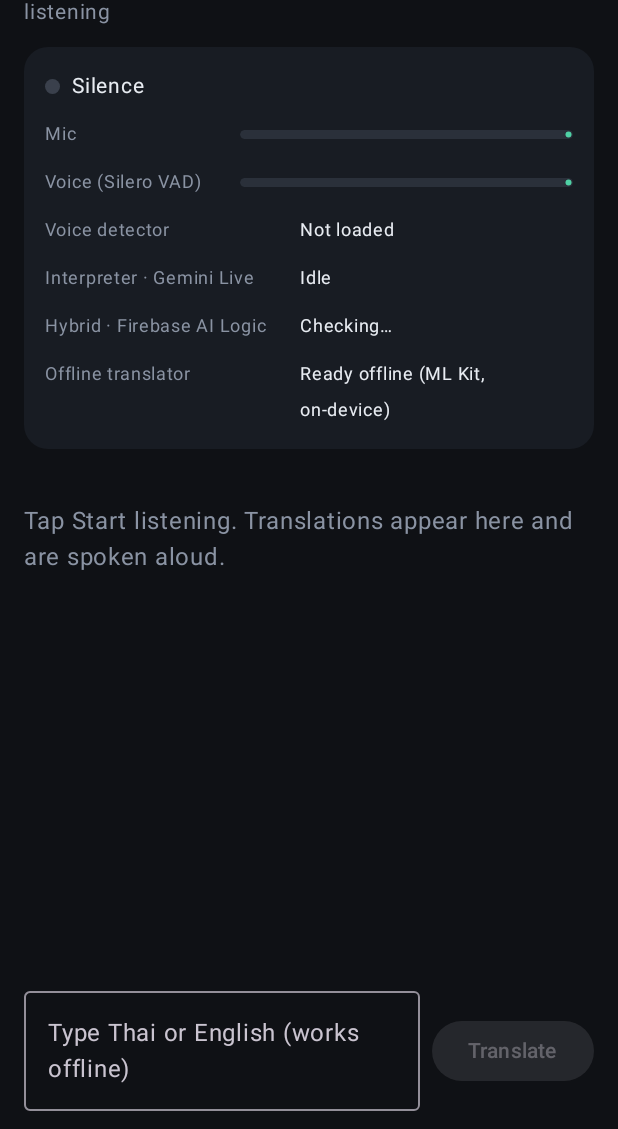
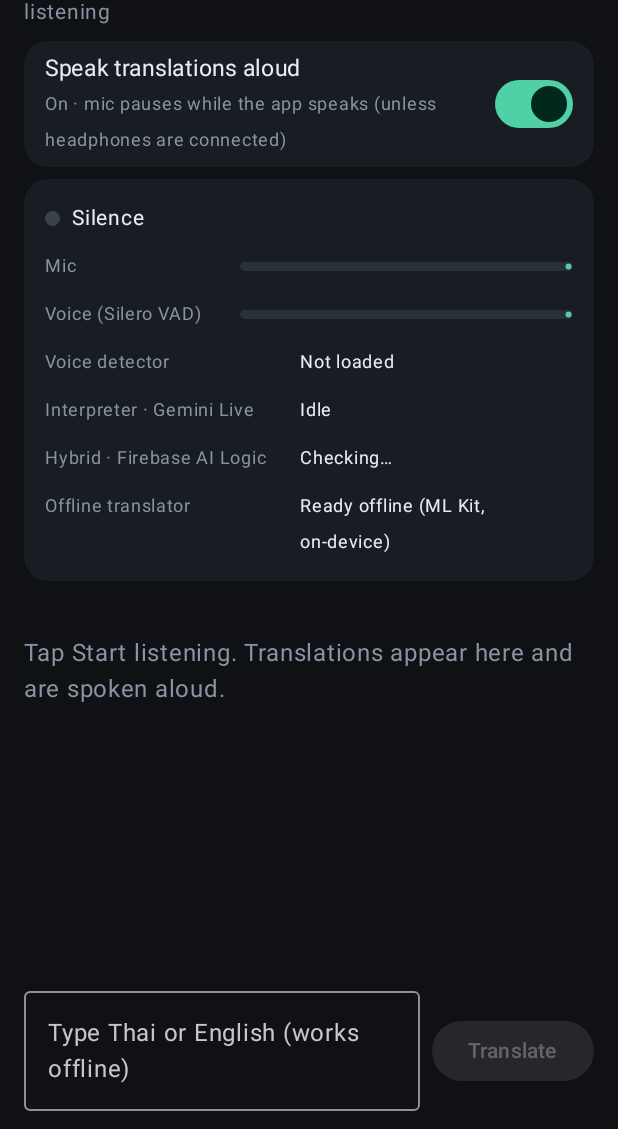
Before and after one commit to agkomyint/lingualocal, an Android app built with Jetpack Compose: the screen it shows after launch (MainActivity), on a phone screen of 412 x 824 dp, the part 107-1236 px from its top. Run offline under Robolectric (Android 15) with nearby library versions, the phone set to English and light mode, and no system bars; libraries missing offline, so code that uses them is left out: com.google.mlkit.common, com.google.mlkit.nl; 4 statements that could not run were skipped.

Commit message:
Add 'Speak translations' switch, caption timestamps, pipeline debug logging
With speech off the app shows text only and the echo guard never pauses the mic.

Co-Authored-By: Claude Opus 5.5 <noreply@anthropic.com>

```diff
--- a/app/src/main/java/com/example/lingualocal/AppState.kt
+++ b/app/src/main/java/com/example/lingualocal/AppState.kt
@@ -6,6 +6,8 @@ import java.util.concurrent.atomic.AtomicLong
 
 data class Caption(
     val id: Long,
+    /** Wall-clock time the speech started (System.currentTimeMillis). */
+    val time: Long = System.currentTimeMillis(),
     val heard: String = "",
     val translation: String = "",
     val done: Boolean = false,
@@ -26,6 +28,9 @@ object AppState {
     val speechActive = MutableStateFlow(false)
     val echoGuard = MutableStateFlow(false)
 
+    /** Speak translations out loud. Off = text only, and the mic never pauses for our own voice. */
+    val speakAloud = MutableStateFlow(true)
+
     val captions = MutableStateFlow<List<Caption>>(emptyList())
     private val nextId = AtomicLong(1)
 
--- a/app/src/main/java/com/example/lingualocal/LinguaApp.kt
+++ b/app/src/main/java/com/example/lingualocal/LinguaApp.kt
@@ -5,11 +5,24 @@ import com.google.firebase.Firebase
 import com.google.firebase.appcheck.appCheck
 import com.google.firebase.appcheck.debug.DebugAppCheckProviderFactory
 import com.google.firebase.initialize
+import kotlinx.coroutines.CoroutineScope
+import kotlinx.coroutines.Dispatchers
+import kotlinx.coroutines.SupervisorJob
+import kotlinx.coroutines.flow.drop
+import kotlinx.coroutines.launch
 
 class LinguaApp : Application() {
     override fun onCreate() {
         super.onCreate()
         Firebase.initialize(this)
+
+        // Remember the "Speak translations" switch between launches.
+        val prefs = getSharedPreferences("settings", MODE_PRIVATE)
+        AppState.speakAloud.value = prefs.getBoolean(KEY_SPEAK, true)
+        CoroutineScope(SupervisorJob() + Dispatchers.IO).launch {
+            AppState.speakAloud.drop(1).collect { prefs.edit().putBoolean(KEY_SPEAK, it).apply() }
+        }
+
         // Firebase AI Logic requires App Check. Debug builds use the debug provider:
         // the debug secret is printed to logcat and must be added in
         // Firebase console > App Check > Apps > Manage debug tokens.
@@ -17,4 +30,8 @@ class LinguaApp : Application() {
             Firebase.appCheck.installAppCheckProviderFactory(DebugAppCheckProviderFactory.getInstance())
         }
     }
+
+    private companion object {
+        const val KEY_SPEAK = "speak_aloud"
+    }
 }
--- a/app/src/main/java/com/example/lingualocal/ui/LinguaScreen.kt
+++ b/app/src/main/java/com/example/lingualocal/ui/LinguaScreen.kt
@@ -33,6 +33,8 @@ import androidx.compose.material3.Icon
 import androidx.compose.material3.LinearProgressIndicator
 import androidx.compose.material3.MaterialTheme
 import androidx.compose.material3.OutlinedTextField
+import androidx.compose.material3.Switch
+import androidx.compose.material3.SwitchDefaults
 import androidx.compose.material3.Text
 import androidx.compose.material3.TextButton
 import androidx.compose.material3.darkColorScheme
@@ -56,6 +58,9 @@ import com.example.lingualocal.Caption
 import com.example.lingualocal.ai.HybridAssistant
 import com.example.lingualocal.ai.OfflineTranslator
 import kotlinx.coroutines.launch
+import java.text.SimpleDateFormat
+import java.util.Date
+import java.util.Locale
 
 private val Accent = Color(0xFF4FD1A5)
 private val Muted = Color(0xFF8A93A3)
@@ -108,7 +113,9 @@ fun LinguaScreen(onToggleListening: () -> Unit) {
             }
         }
 
-        Spacer(Modifier.height(12.dp))
+        Spacer(Modifier.height(8.dp))
+        SpeakToggle()
+        Spacer(Modifier.height(8.dp))
         RuntimePanel()
         Spacer(Modifier.height(12.dp))
 
@@ -132,6 +139,32 @@ fun LinguaScreen(onToggleListening: () -> Unit) {
         TypeToTranslate()
     }
 }
+
+@Composable
+private fun SpeakToggle() {
+    val speak by AppState.speakAloud.collectAsStateWithLifecycle()
+    Row(
+        verticalAlignment = Alignment.CenterVertically,
+        modifier = Modifier.fillMaxWidth().clip(RoundedCornerShape(16.dp)).background(Surface)
+            .clickable { AppState.speakAloud.value = !speak }.padding(horizontal = 14.dp, vertical = 6.dp),
+    ) {
+        Column(Modifier.weight(1f)) {
+            Text("Speak translations aloud", color = MaterialTheme.colorScheme.onSurface, fontSize = 15.sp)
+            Text(
+                if (speak) "On · mic pauses while the app speaks (unless headphones are connected)"
+                else "Off · text only, the mic never pauses",
+                color = Muted, fontSize = 12.sp,
+            )
+        }
+        Switch(
+            checked = speak,
+            onCheckedChange = { AppState.speakAloud.value = it },
+            colors = SwitchDefaults.colors(checkedTrackColor = Accent),
+        )
+    }
+}
+
+private val timeFormat = SimpleDateFormat("HH:mm:ss", Locale.getDefault())
 
 @Composable
 private fun RuntimePanel() {
@@ -204,6 +237,11 @@ private fun CaptionCard(caption: Caption) {
         modifier = Modifier.fillMaxWidth(),
     ) {
         Column(Modifier.padding(14.dp)) {
+            Text(
+                timeFormat.format(Date(caption.time)) + if (caption.done) "" else " · live",
+                color = Accent, fontSize = 12.sp, fontWeight = FontWeight.Medium,
+            )
+            Spacer(Modifier.height(4.dp))
             if (caption.heard.isNotBlank()) Text(caption.heard.trim(), color = Muted, fontSize = 15.sp)
             if (caption.translation.isNotBlank()) {
                 Spacer(Modifier.height(4.dp))
```
Also changed, not shown: app/src/main/java/com/example/lingualocal/ai/LiveInterpreter.kt (+11 -1 lines), app/src/main/java/com/example/lingualocal/audio/ListenService.kt (+9 -0 lines).
